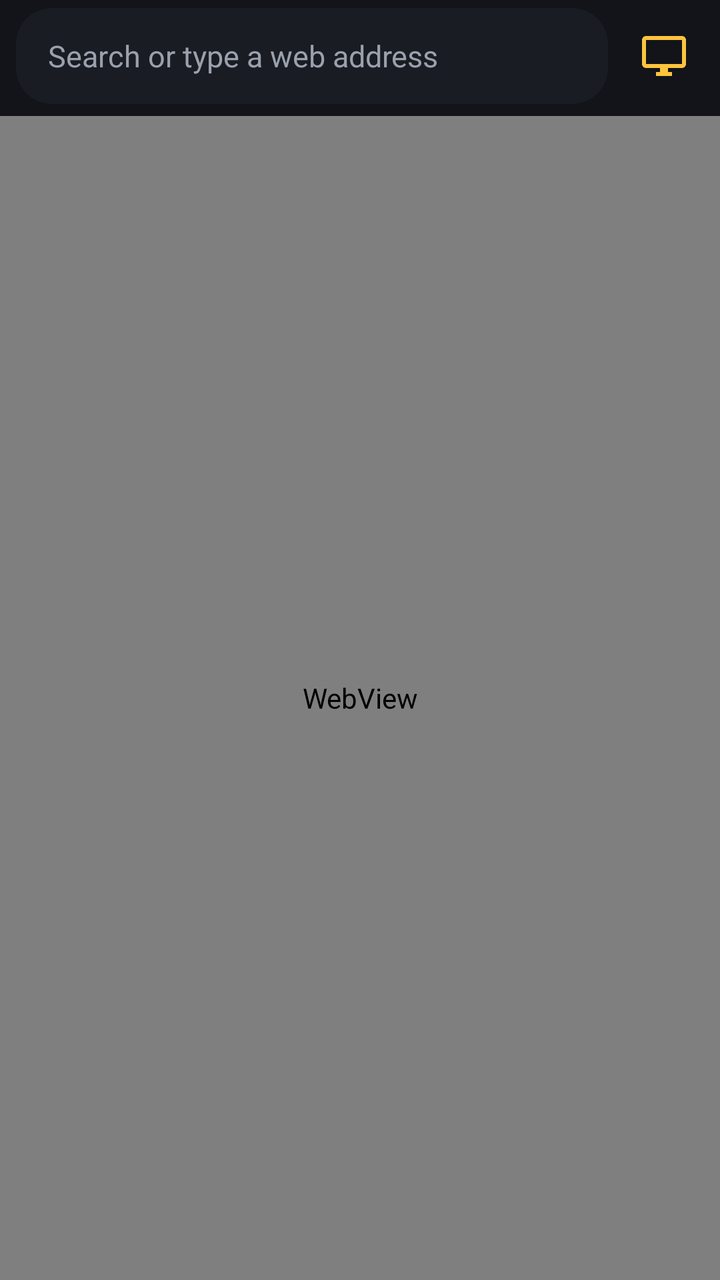
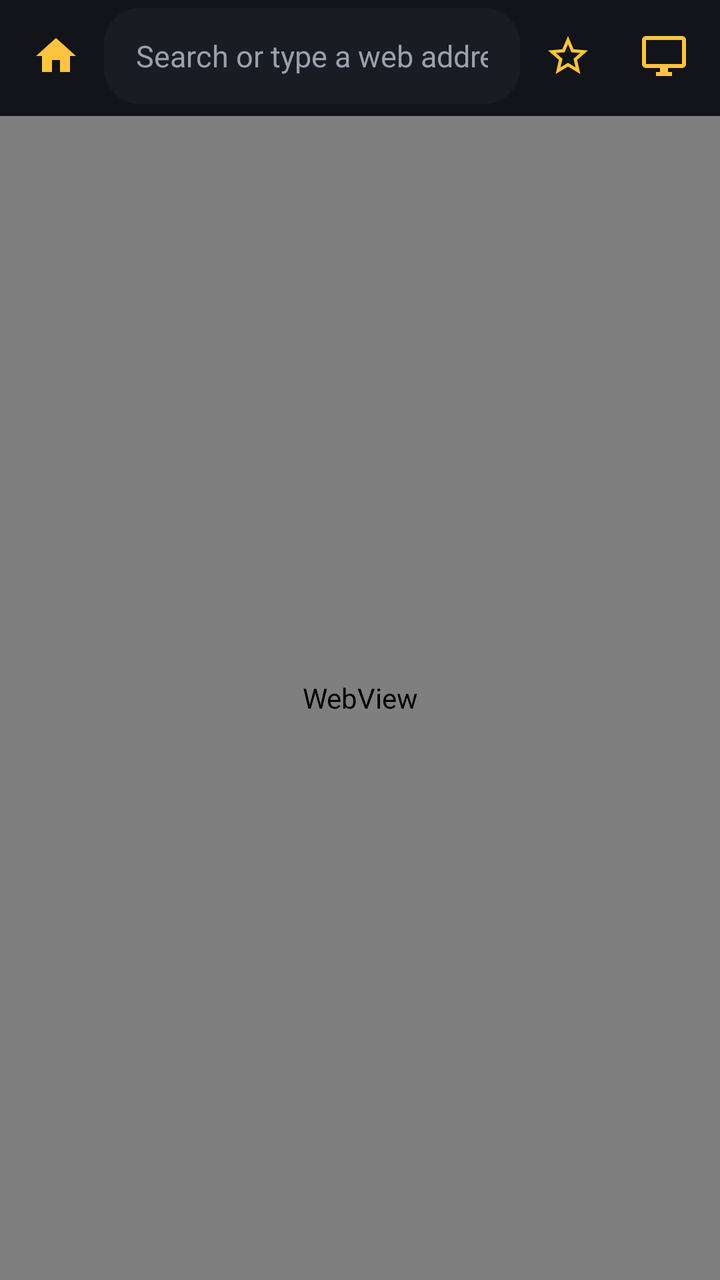

Screens rendered from an Android XML layout before and after an edit, with the pre-edit source and the edit as a unified diff.
<!-- AndroidManifest.xml: application theme Theme.HyperStream -->
<!-- res/layout/activity_main.xml -->
<?xml version="1.0" encoding="utf-8"?>
<LinearLayout xmlns:android="http://schemas.android.com/apk/res/android"
    android:layout_width="match_parent"
    android:layout_height="match_parent"
    android:orientation="vertical"
    android:fitsSystemWindows="true">

    <LinearLayout
        android:layout_width="match_parent"
        android:layout_height="wrap_content"
        android:layout_marginVertical="4dp"
        android:gravity="center_vertical"
        android:orientation="horizontal">

        <EditText
            android:id="@+id/url"
            android:layout_width="0dp"
            android:layout_weight="1"
            android:layout_height="48dp"
            android:layout_marginStart="8dp"
            android:paddingHorizontal="16dp"
            android:background="@drawable/pill"
            android:backgroundTint="@color/panel"
            android:hint="Search or type a web address"
            android:textColor="@color/text"
            android:textColorHint="@color/muted"
            android:textSize="15sp"
            android:singleLine="true"
            android:selectAllOnFocus="true"
            android:inputType="textUri"
            android:imeOptions="actionGo"
            android:importantForAutofill="no" />

        <ImageButton
            android:id="@+id/desktop"
            android:layout_width="48dp"
            android:layout_height="48dp"
            android:layout_marginHorizontal="4dp"
            android:background="?attr/selectableItemBackgroundBorderless"
            android:src="@drawable/ic_desktop"
            android:contentDescription="Desktop site" />
    </LinearLayout>

    <ProgressBar
        android:id="@+id/progress"
        style="?android:attr/progressBarStyleHorizontal"
        android:layout_width="match_parent"
        android:layout_height="2dp"
        android:progressTint="@color/accent"
        android:visibility="invisible" />

    <FrameLayout
        android:layout_width="match_parent"
        android:layout_height="0dp"
        android:layout_weight="1">

        <WebView
            android:id="@+id/web"
            android:layout_width="match_parent"
            android:layout_height="match_parent" />

        <com.google.android.material.button.MaterialButton
            android:id="@+id/play"
            android:layout_width="wrap_content"
            android:layout_height="52dp"
            android:layout_gravity="bottom|center_horizontal"
            android:layout_marginBottom="24dp"
            android:paddingHorizontal="24dp"
            android:text="▶  Play in best quality"
            android:textSize="15sp"
            android:visibility="gone" />
    </FrameLayout>
</LinearLayout>
<!-- resources referenced by this layout -->
<resources>
  <color name="accent">#FFC43D</color>
  <color name="muted">#9AA1AD</color>
  <color name="panel">#1B1E25</color>
  <color name="text">#F2F3F5</color>
  <!-- drawable ic_desktop (drawable) -->
  <vector xmlns:android="http://schemas.android.com/apk/res/android"
      android:width="24dp" android:height="24dp" android:viewportWidth="24" android:viewportHeight="24">
      <path android:fillColor="#FFC43D"
          android:pathData="M21,2H3C1.9,2 1,2.9 1,4v12c0,1.1 0.9,2 2,2h7v2H8v2h8v-2h-2v-2h7c1.1,0 2,-0.9 2,-2V4C23,2.9 22.1,2 21,2zM21,16H3V4h18V16z" />
  </vector>
  <!-- drawable pill (drawable) -->
  <shape xmlns:android="http://schemas.android.com/apk/res/android">
      <solid android:color="#CC121419" />
      <corners android:radius="18dp" />
  </shape>
  <style name="Theme.HyperStream" parent="Theme.Material3.Dark.NoActionBar">
          <item name="colorPrimary">@color/accent</item>
          <item name="colorOnPrimary">@color/accent_ink</item>
          <item name="android:windowBackground">@color/bg</item>
          <item name="android:statusBarColor">@color/bg</item>
          <item name="android:navigationBarColor">@color/bg</item>
      </style>
  <color name="accent_ink">#1A1400</color>
  <color name="bg">#121419</color>
</resources>

<!-- the commit's change to res/layout/activity_main.xml (unified diff, before → after) -->
@@ -12,12 +12,20 @@
         android:gravity="center_vertical"
         android:orientation="horizontal">
 
+        <ImageButton
+            android:id="@+id/home"
+            android:layout_width="48dp"
+            android:layout_height="48dp"
+            android:layout_marginStart="4dp"
+            android:background="?attr/selectableItemBackgroundBorderless"
+            android:src="@drawable/ic_home"
+            android:contentDescription="Home" />
+
         <EditText
             android:id="@+id/url"
             android:layout_width="0dp"
             android:layout_weight="1"
             android:layout_height="48dp"
-            android:layout_marginStart="8dp"
             android:paddingHorizontal="16dp"
             android:background="@drawable/pill"
             android:backgroundTint="@color/panel"
@@ -32,10 +40,18 @@
             android:importantForAutofill="no" />
 
         <ImageButton
+            android:id="@+id/star"
+            android:layout_width="48dp"
+            android:layout_height="48dp"
+            android:background="?attr/selectableItemBackgroundBorderless"
+            android:src="@drawable/ic_star"
+            android:contentDescription="Add to home" />
+
+        <ImageButton
             android:id="@+id/desktop"
             android:layout_width="48dp"
             android:layout_height="48dp"
-            android:layout_marginHorizontal="4dp"
+            android:layout_marginEnd="4dp"
             android:background="?attr/selectableItemBackgroundBorderless"
             android:src="@drawable/ic_desktop"
             android:contentDescription="Desktop site" />
<!-- resource entries referenced after the edit -->
@@ -9,6 +9,18 @@
       android:width="24dp" android:height="24dp" android:viewportWidth="24" android:viewportHeight="24">
       <path android:fillColor="#FFC43D"
           android:pathData="M21,2H3C1.9,2 1,2.9 1,4v12c0,1.1 0.9,2 2,2h7v2H8v2h8v-2h-2v-2h7c1.1,0 2,-0.9 2,-2V4C23,2.9 22.1,2 21,2zM21,16H3V4h18V16z" />
+  </vector>
+  <!-- drawable ic_home (drawable) -->
+  <vector xmlns:android="http://schemas.android.com/apk/res/android"
+      android:width="24dp" android:height="24dp" android:viewportWidth="24" android:viewportHeight="24">
+      <path android:fillColor="#FFC43D"
+          android:pathData="M10,20v-6h4v6h5v-8h3L12,3 2,12h3v8z" />
+  </vector>
+  <!-- drawable ic_star (drawable) -->
+  <vector xmlns:android="http://schemas.android.com/apk/res/android"
+      android:width="24dp" android:height="24dp" android:viewportWidth="24" android:viewportHeight="24">
+      <path android:fillColor="#FFC43D"
+          android:pathData="M22,9.24l-7.19,-0.62L12,2 9.19,8.63 2,9.24l5.46,4.73L5.82,21 12,17.27 18.18,21l-1.63,-7.03L22,9.24zM12,15.4l-3.76,2.27 1,-4.28 -3.32,-2.88 4.38,-0.38L12,6.1l1.71,4.04 4.38,0.38 -3.32,2.88 1,4.28L12,15.4z" />
   </vector>
   <!-- drawable pill (drawable) -->
   <shape xmlns:android="http://schemas.android.com/apk/res/android">
